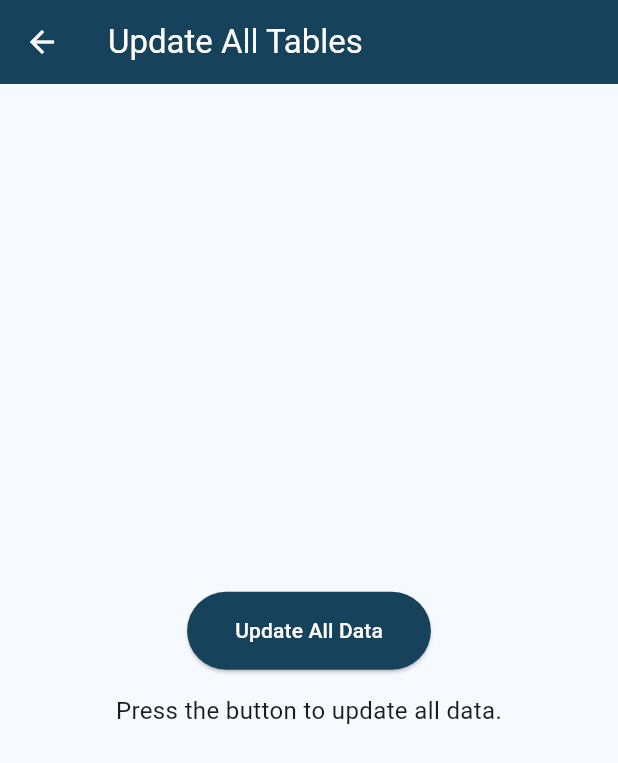
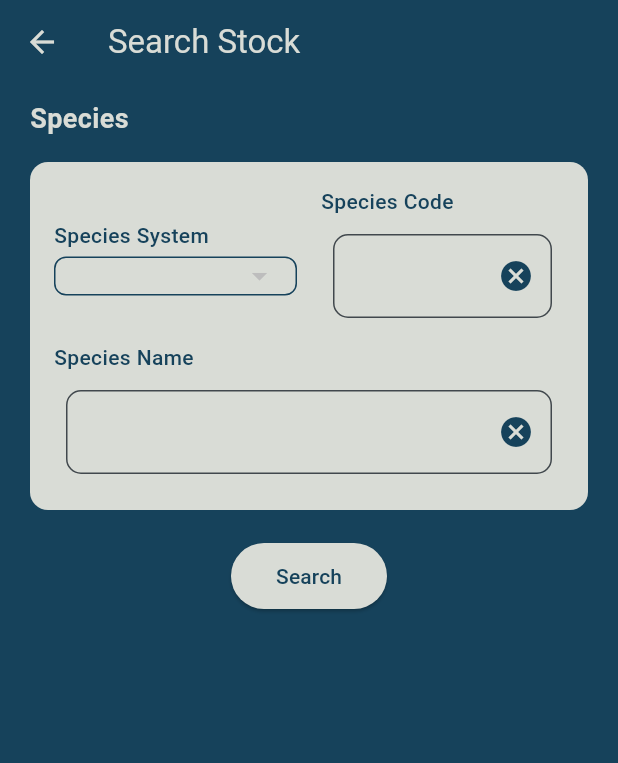
Before and after one commit to KikiDimop/grsfApp, a Flutter app: the screen it shows after launch, after a tap on "Stocks", on a phone screen of 412 x 824 dp. Shown: the top 763 px of the screen. Run offline on Flutter 3.47's test engine with Material 3 defaults, Android fonts, the phone set to English and light mode, and no system bars; our stand-ins replace csv, sqflite; accounts and stored records are empty; network calls fail; project files that could hold a hidden picture were left out.

Commit message:
search stock page init

```diff
--- a/lib/pages/home.dart
+++ b/lib/pages/home.dart
@@ -2,6 +2,7 @@
 import 'package:database/pages/areas.dart';
 import 'package:database/pages/fisherySearch.dart';
 import 'package:database/pages/fishingGears.dart';
+import 'package:database/pages/searchStocks.dart';
 import 'package:database/pages/species.dart';
 import 'package:database/pages/sync.dart';
 import 'package:flutter/material.dart';
@@ -67,7 +68,7 @@ class HomePage extends StatelessWidget {
                       buildImageButton(context,'assets/icons/area.png', 'Areas', const Areas()),
                       buildImageButton(context,'assets/icons/species.png', 'Species', const DisplaySpecies()),
                       buildImageButton(context,'assets/icons/fisheries.png', 'Fisheries', const SearchFishery()),
-                      buildImageButton(context,'assets/icons/stocks.png', 'Stocks', const UpdateDataScreen()),
+                      buildImageButton(context,'assets/icons/stocks.png', 'Stocks', const Searchstocks()),
                       buildImageButton(context,'assets/icons/gear.png', 'Fishing Gear', const FishingGears()),
                       buildImageButton(context,'assets/icons/sync.png', 'Sync Data', const UpdateDataScreen()),
                     ],
--- /dev/null
+++ b/lib/pages/searchStocks.dart
@@ -0,0 +1,218 @@
+import 'package:database/services/database_service.dart';
+import 'package:flutter/material.dart';
+
+class Searchstocks extends StatefulWidget {
+  const Searchstocks({super.key});
+
+  @override
+  State<Searchstocks> createState() => _SearchstocksState();
+}
+
+class _SearchstocksState extends State<Searchstocks> {
+  TextEditingController speciesCodeController = TextEditingController();
+  TextEditingController speciesNameController = TextEditingController();
+  String? selectedSpeciesSystem;
+  List<String> speciesTypes = [];
+
+  @override
+  void initState() {
+    super.initState();
+    _loadSpeciesTypes();
+  }
+
+  Future<void> _loadSpeciesTypes() async {
+    final dbService = DatabaseService.instance;
+    final List<String> fetchedSpeciesTypes = await dbService.getDistinctSpeciesTypes();
+
+    setState(() {
+      speciesTypes = fetchedSpeciesTypes;
+      if (speciesTypes.isNotEmpty) {
+        selectedSpeciesSystem = speciesTypes.first; // Default selection
+      }
+    });
+  }
+
+  @override
+  Widget build(BuildContext context) {
+    return Scaffold(
+      backgroundColor: const Color(0xff16425B),
+      appBar: AppBar(
+        title: const Text('Search Stock'),
+        backgroundColor: const Color(0xff16425B),
+        foregroundColor: const Color(0xffd9dcd6),
+      ),
+      body: SingleChildScrollView(
+        child: Column(
+          children: [
+            const SizedBox(height: 10),
+            _speciesSection(),
+            const SizedBox(height: 20),
+            ElevatedButton(
+              onPressed: () {
+                String speciesCode = speciesCodeController.text;
+                String speciesName = speciesNameController.text;
+                String speciesSystem = selectedSpeciesSystem ?? 'None';
+
+                showDialog(
+                  context: context,
+                  builder: (BuildContext context) {
+                    return AlertDialog(
+                      title: const Text("Search Results"),
+                      content: Text(
+                        "Species System: $speciesSystem\n"
+                        "Species Code: $speciesCode\n"
+                        "Species Name: $speciesName",
+                      ),
+                      actions: <Widget>[
+                        TextButton(
+                          child: const Text('OK'),
+                          onPressed: () {
+                            Navigator.of(context).pop();
+                          },
+                        ),
+                      ],
+                    );
+                  },
+                );
+              },
+              style: ElevatedButton.styleFrom(
+                foregroundColor: const Color(0xff16425B),
+                backgroundColor: const Color(0xffd9dcd6),
+                padding: const EdgeInsets.symmetric(vertical: 12, horizontal: 30),
+              ),
+              child: const Text("Search"),
+            ),
+          ],
+        ),
+      ),
+    );
+  }
+
+  Widget _speciesSection() {
+    return Column(
+      crossAxisAlignment: CrossAxisAlignment.start,
+      children: [
+        const Padding(
+          padding: EdgeInsets.symmetric(horizontal: 20),
+          child: Text(
+            'Species',
+            style: TextStyle(
+              fontSize: 18,
+              fontWeight: FontWeight.bold,
+              color: Color(0xffd9dcd6),
+            ),
+          ),
+        ),
+        const SizedBox(height: 16),
+        Container(
+          margin: const EdgeInsets.symmetric(horizontal: 20),
+          padding: const EdgeInsets.all(16),
+          decoration: BoxDecoration(
+            color: const Color(0xffd9dcd6),
+            borderRadius: BorderRadius.circular(12),
+          ),
+          child: Column(
+            children: [
+              Row(
+                children: [
+                  Expanded(
+                    child: _inputField("Species System", isDropdown: true),
+                  ),
+                  const SizedBox(width: 16),
+                  Expanded(
+                    child: _inputField("Species Code", controller: speciesCodeController),
+                  ),
+                ],
+              ),
+              const SizedBox(height: 8),
+              _inputField("Species Name", controller: speciesNameController),
+            ],
+          ),
+        ),
+      ],
+    );
+  }
+
+  Widget _inputField(String label, {bool isDropdown = false, TextEditingController? controller}) {
+    return Column(
+      crossAxisAlignment: CrossAxisAlignment.start,
+      children: [
+        Text(
+          label,
+          style: const TextStyle(
+            fontSize: 14,
+            fontWeight: FontWeight.w500,
+            color: Color(0xff16425B),
+          ),
+        ),
+        const SizedBox(height: 4),
+        isDropdown
+            ? Container(
+                padding: const EdgeInsets.symmetric(horizontal: 12),
+                decoration: BoxDecoration(
+                  color: const Color(0xffd9dcd6),
+                  borderRadius: BorderRadius.circular(8),
+                  border: Border.all(color: const Color(0xff16425B)),
+                ),
+                child: DropdownButtonHideUnderline(
+                  child: DropdownButton<String>(
+                    isExpanded: true,
+                    value: selectedSpeciesSystem,
+                    style: const TextStyle(
+                      color: Color(0xff16425B), // Text color in the button
+                      fontWeight: FontWeight.w600,
+                      fontSize: 16,
+                    ),
+                    items: speciesTypes.map((species) {
+                      return DropdownMenuItem<String>(
+                        value: species,
+                        child: Text(species),
+                      );
+                    }).toList(),
+                    dropdownColor:
+                        const Color(0xffd9dcd6),
+                    onChanged: (value) {
+                      setState(() {
+                        selectedSpeciesSystem = value;
+                      });
+                    },
+                    icon: const Icon(Icons.arrow_drop_down),
+                  ),
+                ),
+              )
+            : Padding(
+                padding: const EdgeInsets.all(8.0),
+                child: TextField(
+                  controller: controller,
+                  style: const TextStyle(color: Color(0xffd9dcd6)), // Text color
+                  decoration: InputDecoration(
+                    filled: true,
+                    fillColor: const Color(0xffd9dcd6).withOpacity(0.1),
+                    // contentPadding: const EdgeInsets.all(15),
+                    // hintStyle: const TextStyle(
+                    //   color: Color(0xffd9dcd6),
+                    //   fontSize: 14,
+                    // ),
+                    suffixIcon: GestureDetector(
+                      onTap: () {
+                        controller?.clear();
+                      },
+                      child: const Padding(
+                        padding: EdgeInsets.all(10),
+                        child: Icon(
+                          Icons.cancel,
+                          color: Color(0xff16425B),
+                        ),
+                      ),
+                    ),
+                    border: OutlineInputBorder(
+                      borderRadius: BorderRadius.circular(10),
+                    borderSide: const BorderSide(color: Color(0xff16425B)),
+                    ),
+                  ),
+                ),
+              ),
+      ],
+    );
+  }
+}
--- a/lib/services/database_service.dart
+++ b/lib/services/database_service.dart
@@ -229,4 +229,12 @@ class DatabaseService {
     final db = await instance.database;
     db.close();
   }
+
+  Future<List<String>> getDistinctSpeciesTypes() async {
+    final db = await database;
+    final result = await db.rawQuery('SELECT DISTINCT species_type FROM SpeciesForStock');
+
+    return result.map((row) => row['species_type'] as String).toList();
+  }
+
 }
```
Also changed, not shown: lib/pages/searchStocks1.txt (added, +172 -0 lines).
